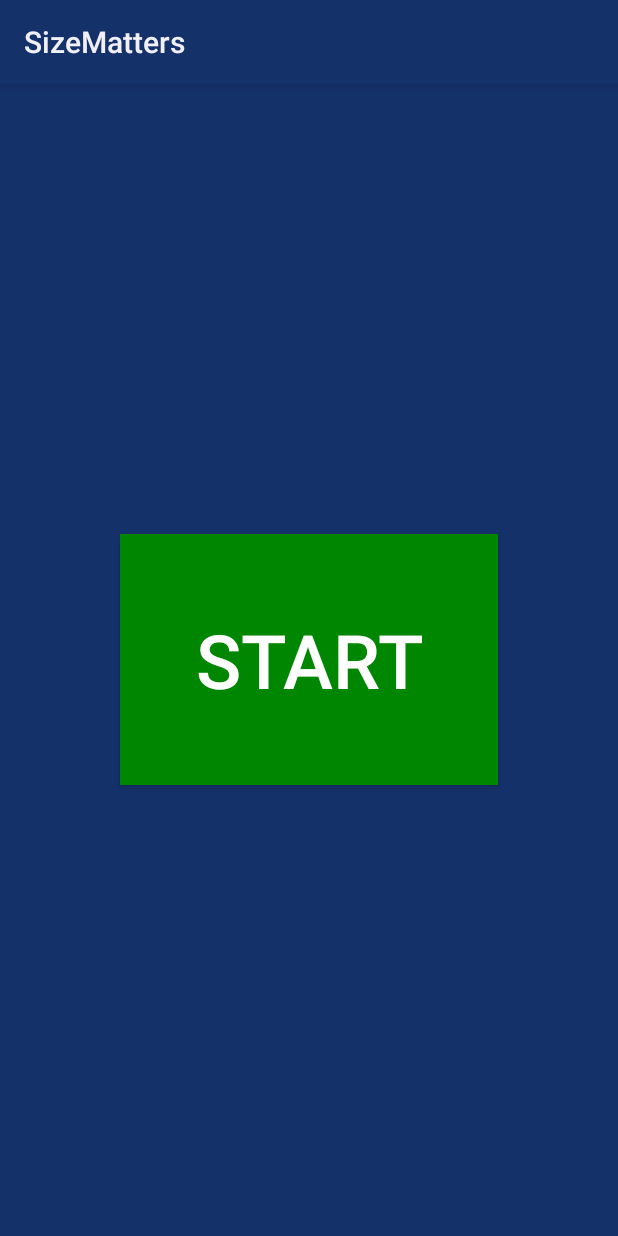
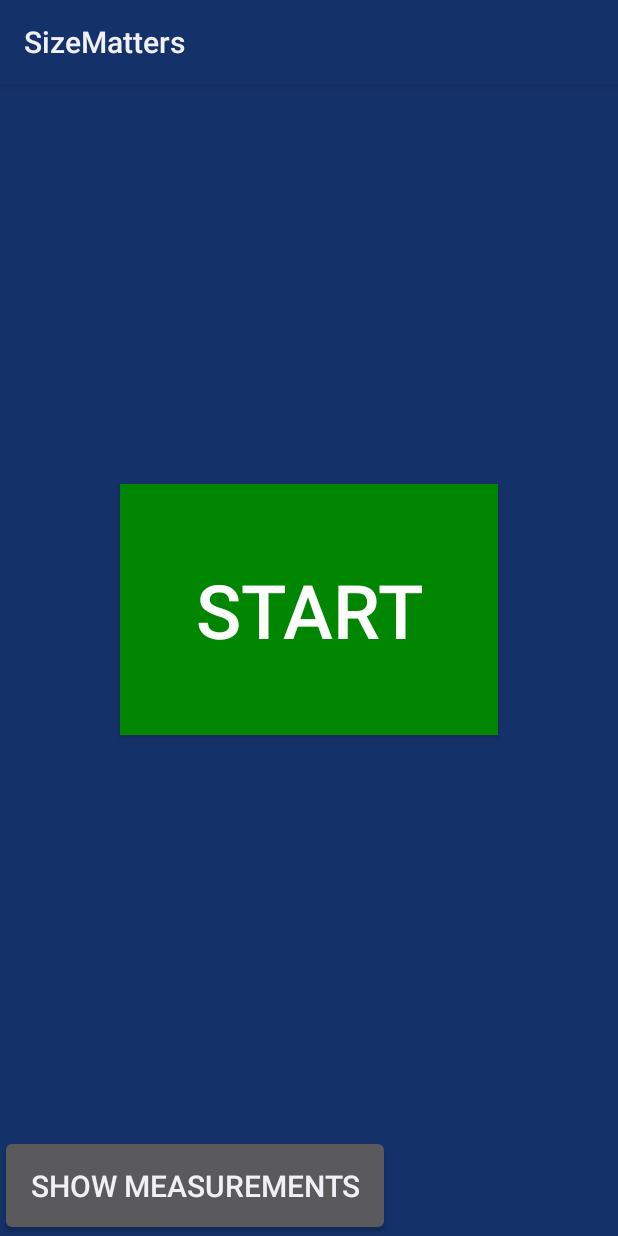
Before and after one commit to kirayatail/sizematters, an Android app: the screen it shows after launch (StartActivity), on a phone screen of 412 x 824 dp. Run offline under Robolectric (Android 15) with nearby library versions, the light colour scheme and no system bars.

Commit message:
Added buttons to StartActivity for moving to DetailsView and StopMeasurement

```diff
--- a/SizeMatters/app/src/main/java/edu/chl/startup/sizematters/app/StartActivity.java
+++ b/SizeMatters/app/src/main/java/edu/chl/startup/sizematters/app/StartActivity.java
@@ -1,6 +1,7 @@
 package edu.chl.startup.sizematters.app;
 
 import android.app.Activity;
+import android.content.Intent;
 import android.os.Bundle;
 import android.view.View;
 import android.widget.Button;
@@ -15,8 +16,9 @@ public class StartActivity extends Activity {
     public void onCreate(Bundle savedInstanceState) {
         super.onCreate(savedInstanceState);
         setContentView(R.layout.startactivitylayout);
+
         Bundle extras = getIntent().getExtras();
-        if(extras.containsKey(Constants.SIZEOBJECT_ID)) {
+        if(extras != null && extras.containsKey(Constants.SIZEOBJECT_ID)) {
             this.currentObjectID = extras.getString(Constants.SIZEOBJECT_ID);
         }
 
@@ -25,7 +27,7 @@ public class StartActivity extends Activity {
 
     private void setupControlBindings() {
 
-        Button startButton = (Button) findViewById(R.id.startbutton);
+        Button startButton = (Button) findViewById(R.id.startActivity_startButton);
         startButton.setOnClickListener(new View.OnClickListener() {
             @Override
             public void onClick(View view) {
@@ -33,10 +35,33 @@ public class StartActivity extends Activity {
             }
         });
 
+        Button showDetailsButton = (Button) findViewById(R.id.startActivity_ShowDetailsButton);
+        startButton.setOnClickListener(new View.OnClickListener() {
+            @Override
+            public void onClick(View view) {
+                showMeasurements();
+            }
+        });
+
+
+    }
+
+    private void showMeasurements() {
+        Intent activityIntent = new Intent(StartActivity.this, MeasureActivity.class);
+        if (currentObjectID != null) {
+            activityIntent.putExtra(Constants.SIZEOBJECT_ID, currentObjectID);
+        }
+        startActivity(activityIntent);
+        finish();
     }
 
     private void startMeasurement() {
-
+        Intent activityIntent = new Intent(StartActivity.this, MeasureActivity.class);
+        if (currentObjectID != null) {
+            activityIntent.putExtra(Constants.SIZEOBJECT_ID, currentObjectID);
+        }
+        startActivity(activityIntent);
+        finish();
     }
 
 
--- a/SizeMatters/app/src/main/res/layout/startactivitylayout.xml
+++ b/SizeMatters/app/src/main/res/layout/startactivitylayout.xml
@@ -1,19 +1,42 @@
 <?xml version="1.0" encoding="utf-8"?>
 
-<RelativeLayout xmlns:android="http://schemas.android.com/apk/res/android"
+<LinearLayout xmlns:android="http://schemas.android.com/apk/res/android"
     android:layout_width="match_parent" android:layout_height="match_parent"
-    style="@style/AppTheme">
+    android:orientation="vertical">
 
+
+    <FrameLayout
+        android:layout_width="fill_parent"
+        android:layout_height="fill_parent"
+        android:layout_weight="1">
 
         <Button
             android:layout_width="wrap_content"
             android:layout_height="wrap_content"
             android:text="Start"
-        android:id="@+id/startbutton"
+            android:id="@+id/startActivity_startButton"
             android:layout_centerVertical="true"
             android:layout_centerHorizontal="true"
             android:padding="50dp"
             android:textSize="50dp"
             android:background="#ff008600"
-        android:textColor="#FFFFFF" />
-</RelativeLayout>
+            android:textColor="#FFFFFF"
+            android:layout_gravity="center" />
+    </FrameLayout>
+
+    <LinearLayout
+        android:orientation="horizontal"
+        android:layout_width="fill_parent"
+        android:layout_height="wrap_content"
+        android:layout_gravity="bottom">
+
+        <Button
+            android:layout_width="wrap_content"
+            android:layout_height="wrap_content"
+            android:text="@string/show_detailsView"
+            android:id="@+id/startActivity_ShowDetailsButton"
+            android:layout_gravity="center_vertical"
+            android:padding="20dp"
+            android:textSize="20dp" />
+    </LinearLayout>
+</LinearLayout>
--- a/SizeMatters/app/src/main/res/values/strings.xml
+++ b/SizeMatters/app/src/main/res/values/strings.xml
@@ -13,5 +13,6 @@
     <string name="textView7">New Text</string>
     <string name="textView8">New Text</string>
     <string name="textView9">New Text</string>
+    <string name="show_detailsView">Show measurements</string>
 
 </resources>
```
Lines whose indentation alone changed are shown as unchanged.
